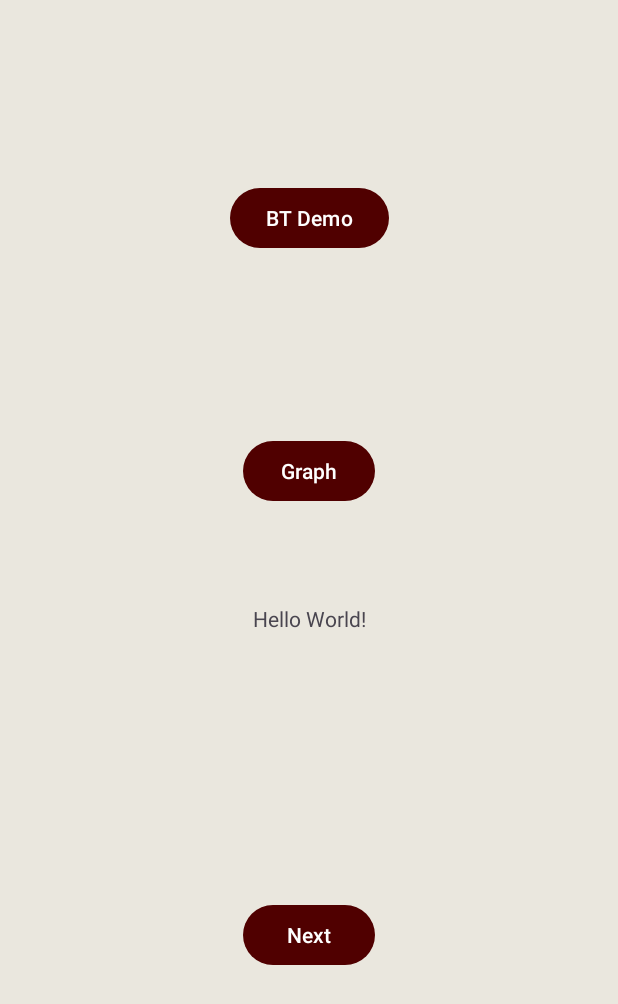
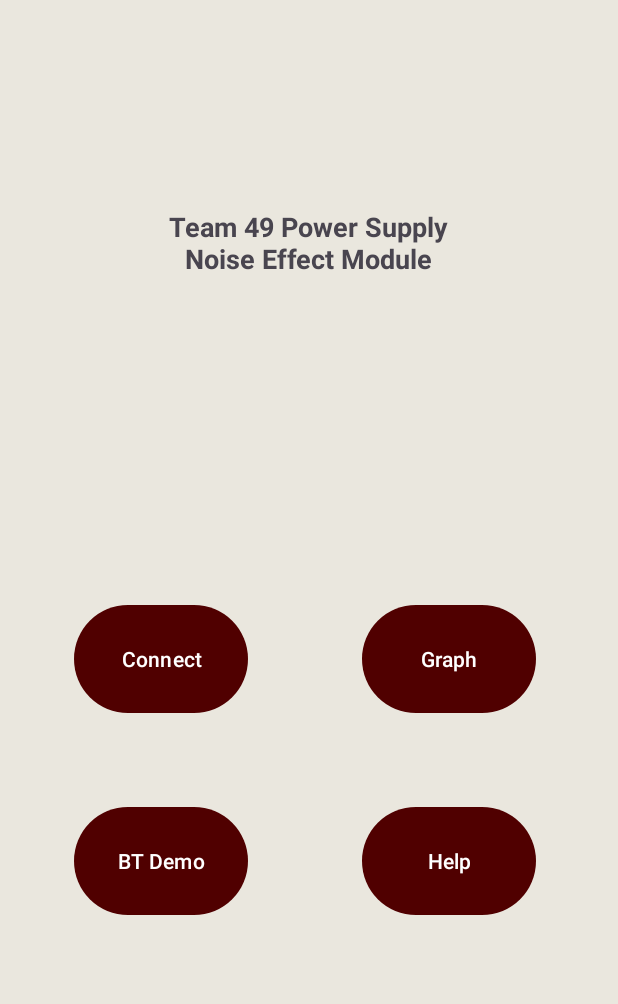
Before and after one commit to IsaacAmbro/Team-49-PSNEM-TI, an Android app: the screen it shows after launch (MainActivity), on a phone screen of 412 x 824 dp. Shown: the top 1004 px of the screen. Run offline under Robolectric (Android 15) with nearby library versions, the light colour scheme and no system bars; 3 statements that could not run were skipped.

Commit message:
made ui changes

```diff
--- a/App Dev/app/src/main/java/com/example/appdev/MainActivity.kt
+++ b/App Dev/app/src/main/java/com/example/appdev/MainActivity.kt
@@ -2,18 +2,14 @@ package com.example.appdev
 
 
 import android.Manifest
-import android.annotation.SuppressLint
 import android.app.Activity
 import android.bluetooth.BluetoothAdapter
-import android.bluetooth.BluetoothServerSocket
-import android.bluetooth.BluetoothSocket
 import android.content.ComponentName
 import android.content.Context
 import android.content.Intent
 import android.content.ServiceConnection
 import android.os.Build
 import android.os.Bundle
-import android.os.Handler
 import android.os.IBinder
 import android.util.Log
 import android.widget.Button
@@ -23,8 +19,7 @@ import androidx.activity.result.contract.ActivityResultContracts
 import androidx.appcompat.app.AppCompatActivity
 import androidx.core.view.ViewCompat
 import androidx.core.view.WindowInsetsCompat
-import java.io.IOException
-import java.util.UUID
+import android.net.Uri
 
 class MainActivity : AppCompatActivity() {
 
@@ -89,6 +84,13 @@ class MainActivity : AppCompatActivity() {
             }
         }
 
+        val toHelp = findViewById<Button>(R.id.toHelp)
+        toHelp.setOnClickListener{
+            val url = "https://docs.google.com/document/d/1bgfkXQ2Hf_5MBSoMh1vjBmfNc5Ladya9zAhhxq8S8tA/edit?usp=sharing"
+            val intent = Intent(Intent.ACTION_VIEW, Uri.parse(url))
+            startActivity(intent)
+        }
+
         // Check if bluetooth enabled
         if (mBluetoothAdapter?.isEnabled == false) {
             val enableBtIntent = Intent(BluetoothAdapter.ACTION_REQUEST_ENABLE)
--- a/App Dev/app/src/main/java/com/example/appdev/MyBluetoothService.kt
+++ b/App Dev/app/src/main/java/com/example/appdev/MyBluetoothService.kt
@@ -113,7 +113,7 @@ class MyBluetoothService(
 
     //connection code
     @SuppressLint("MissingPermission")
-    inner class ConnectThread(device: BluetoothDevice) : Thread() {
+    inner class ConnectThread(private val device: BluetoothDevice) : Thread() {
 
         private val mmSocket: BluetoothSocket? by lazy(LazyThreadSafetyMode.NONE) {
             device.createRfcommSocketToServiceRecord(MY_UUID)
@@ -146,6 +146,9 @@ class MyBluetoothService(
                 if (bluetoothThread.socket().isConnected) {
                     Log.d("Bluetooth", "Bluetooth socket is connected")
                     callback?.updateBTState(true)
+                    handler.post {
+                        Toast.makeText(handler.getContext(), "Connected to ${device.name}", Toast.LENGTH_LONG).show()
+                    }
                     bluetoothThread.write("Connected to client successfully\n".toByteArray())
                 } else {
                     Log.d("Bluetooth", "Bluetooth socket is not connected")
@@ -171,7 +174,6 @@ class MyBluetoothService(
     fun connect(context: Context, device: BluetoothDevice) {
         val connectThread = ConnectThread(device)
         connectThread.start()
-        Toast.makeText(context, "Connected to ${device.name}", Toast.LENGTH_LONG).show()
 
     }
 
--- a/App Dev/app/src/main/java/com/example/appdev/MyHandler.kt
+++ b/App Dev/app/src/main/java/com/example/appdev/MyHandler.kt
@@ -40,7 +40,7 @@ class MyHandler(looper: Looper) : Handler(looper) {
         if(context is btDemo) {
             context.runOnUiThread {
                 // Update UI elements here
-                context.findViewById<TextView>(R.id.message).text = message
+                context.findViewById<TextView>(R.id.message).text = "Console Output: $message"
             }
         }
     }
--- a/App Dev/app/src/main/res/layout/activity_graph_view.xml
+++ b/App Dev/app/src/main/res/layout/activity_graph_view.xml
@@ -13,7 +13,7 @@
         android:layout_width="wrap_content"
         android:layout_height="wrap_content"
         android:layout_marginBottom="384dp"
-        android:text="start"
+        android:text="Start"
         app:layout_constraintBottom_toBottomOf="parent"
         app:layout_constraintEnd_toEndOf="parent"
         app:layout_constraintHorizontal_bias="0.182"
@@ -26,7 +26,7 @@
         android:layout_height="wrap_content"
         android:layout_marginStart="76dp"
         android:layout_marginBottom="384dp"
-        android:text="stop"
+        android:text="Stop"
         app:layout_constraintBottom_toBottomOf="parent"
         app:layout_constraintEnd_toEndOf="parent"
         app:layout_constraintHorizontal_bias="0.35"
@@ -58,7 +58,7 @@
         android:layout_width="wrap_content"
         android:layout_height="wrap_content"
         android:layout_marginBottom="168dp"
-        android:text="clear"
+        android:text="Clear"
         app:layout_constraintBottom_toBottomOf="parent"
         app:layout_constraintEnd_toStartOf="@+id/saver"
         app:layout_constraintHorizontal_bias="0.347"
--- a/App Dev/app/src/main/res/layout/activity_main.xml
+++ b/App Dev/app/src/main/res/layout/activity_main.xml
@@ -7,45 +7,68 @@
     android:layout_height="match_parent"
     tools:context=".MainActivity">
 
+    <Button
+        android:id="@+id/switchList"
+        android:layout_width="116dp"
+        android:layout_height="80dp"
+        android:text="Connect"
+        app:layout_constraintBottom_toBottomOf="parent"
+        app:layout_constraintEnd_toEndOf="parent"
+        app:layout_constraintHorizontal_bias="0.166"
+        app:layout_constraintStart_toStartOf="parent"
+        app:layout_constraintTop_toTopOf="parent"
+        app:layout_constraintVertical_bias="0.537" />
+
+    <Button
+        android:id="@+id/toGraph"
+        android:layout_width="116dp"
+        android:layout_height="80dp"
+        android:text="Graph"
+        app:layout_constraintBottom_toBottomOf="parent"
+        app:layout_constraintEnd_toEndOf="parent"
+        app:layout_constraintHorizontal_bias="0.816"
+        app:layout_constraintStart_toStartOf="parent"
+        app:layout_constraintTop_toTopOf="parent"
+        app:layout_constraintVertical_bias="0.537" />
+
+    <Button
+        android:id="@+id/toBT"
+        android:layout_width="116dp"
+        android:layout_height="80dp"
+        android:text="BT Demo"
+        app:layout_constraintBottom_toBottomOf="parent"
+        app:layout_constraintEnd_toEndOf="parent"
+        app:layout_constraintHorizontal_bias="0.166"
+        app:layout_constraintStart_toStartOf="parent"
+        app:layout_constraintTop_toTopOf="parent"
+        app:layout_constraintVertical_bias="0.718" />
+
+    <Button
+        android:id="@+id/toHelp"
+        android:layout_width="116dp"
+        android:layout_height="80dp"
+        android:text="Help"
+        app:layout_constraintBottom_toBottomOf="parent"
+        app:layout_constraintEnd_toEndOf="parent"
+        app:layout_constraintHorizontal_bias="0.816"
+        app:layout_constraintStart_toStartOf="parent"
+        app:layout_constraintTop_toTopOf="parent"
+        app:layout_constraintVertical_bias="0.718" />
+
     <TextView
         android:id="@+id/textView"
-        android:layout_width="wrap_content"
-        android:layout_height="wrap_content"
-        android:text="Hello World!"
-        app:layout_constraintBottom_toBottomOf="parent"
+        android:layout_width="206dp"
+        android:layout_height="147dp"
+        android:layout_gravity="center"
+        android:layout_marginTop="88dp"
+        android:gravity="center"
+        android:text="Team 49 Power Supply Noise Effect Module"
+        android:textSize="18sp"
+        android:textStyle="bold"
         app:layout_constraintEnd_toEndOf="parent"
+        app:layout_constraintHorizontal_bias="0.497"
         app:layout_constraintStart_toStartOf="parent"
         app:layout_constraintTop_toTopOf="parent" />
 
-    <Button
-        android:id="@+id/switchList"
-        android:layout_width="wrap_content"
-        android:layout_height="wrap_content"
-        android:text="Next"
-        app:layout_constraintBottom_toBottomOf="parent"
-        app:layout_constraintEnd_toEndOf="parent"
-        app:layout_constraintStart_toStartOf="parent"
-        app:layout_constraintTop_toBottomOf="@+id/textView" />
-
-    <Button
-        android:id="@+id/toGraph"
-        android:layout_width="wrap_content"
-        android:layout_height="wrap_content"
-        android:text="Graph"
-        app:layout_constraintBottom_toTopOf="@+id/textView"
-        app:layout_constraintEnd_toEndOf="parent"
-        app:layout_constraintStart_toStartOf="parent"
-        app:layout_constraintTop_toTopOf="parent"
-        app:layout_constraintVertical_bias="0.818" />
-
-    <Button
-        android:id="@+id/toBT"
-        android:layout_width="wrap_content"
-        android:layout_height="wrap_content"
-        android:text="BT Demo"
-        app:layout_constraintBottom_toTopOf="@+id/toGraph"
-        app:layout_constraintEnd_toEndOf="parent"
-        app:layout_constraintStart_toStartOf="parent"
-        app:layout_constraintTop_toTopOf="parent" />
 
 </androidx.constraintlayout.widget.ConstraintLayout>
```
Also changed, not shown: App Dev/app/src/main/java/com/example/appdev/GraphView.kt (+8 -12 lines), App Dev/app/src/main/res/layout/activity_bt_demo.xml (+6 -5 lines).
